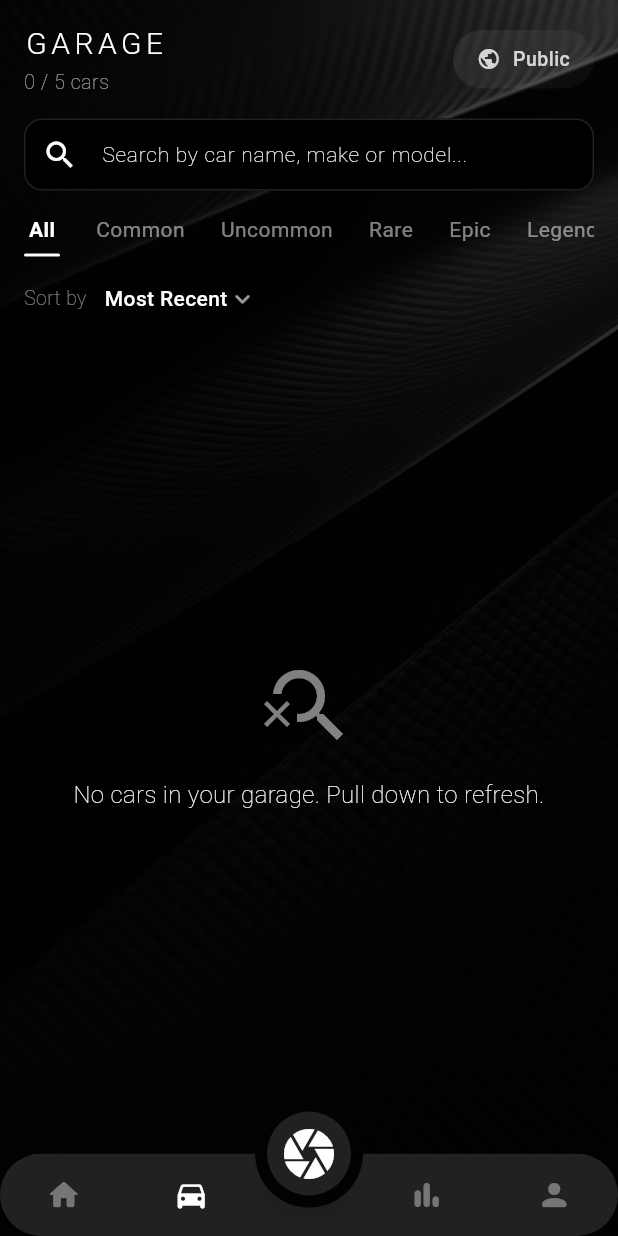
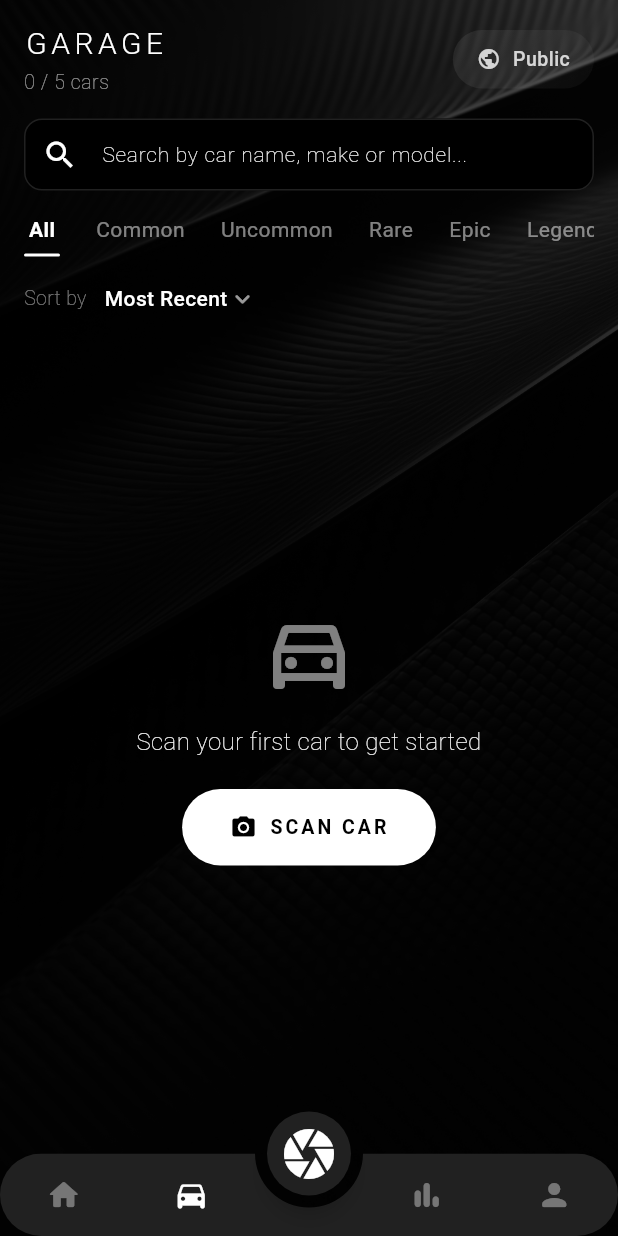
Before and after one commit to sabikrahat/riderspotr, a Flutter app: the GarageScreen screen opened by its route, on a phone screen of 412 x 824 dp. Run offline on Flutter 3.47's test engine with Material 3 defaults, Android fonts, the phone set to English and light mode, and no system bars; drawn by our look-alikes of animated_bottom_navigation_bar, toastification; our stand-ins replace camera, flutter_easyloading, flutter_image_compress, flutter_riverpod, flutter_svg, form_builder_validators and 15 more; missing offline and left inert: fast_cached_network_image, mapbox_maps_flutter, purchases_flutter, purchases_ui_flutter; accounts and stored records are empty; generated files the repository leaves out were written again; Roboto replaces fonts that are missing (Montserrat).

```diff
--- a/lib/presentation/pages/garage/garage_screen.dart
+++ b/lib/presentation/pages/garage/garage_screen.dart
@@ -15,6 +15,7 @@ import '../../widgets/shared/carbon_background.dart';
 import '../../widgets/shared/filter_chips.dart';
 import '../../widgets/shared/page_padding.dart';
 import '../../widgets/shared/search_text_field.dart';
+import '../capture/camera_screen.dart';
 
 class GarageScreen extends ConsumerStatefulWidget {
   const GarageScreen({super.key});
@@ -304,12 +305,15 @@ class _GarageScreenState extends ConsumerState<GarageScreen> {
   }
 
   Widget _buildEmptyState(List<CarSpotModel> allCars) {
+    final isEmptyGarage =
+        allCars.isEmpty && _searchQuery.isEmpty && _selectedRarity == null;
+
     return Center(
       child: Column(
         mainAxisAlignment: MainAxisAlignment.center,
         children: [
           Icon(
-            Icons.search_off,
+            isEmptyGarage ? Icons.directions_car_outlined : Icons.search_off,
             size: 64,
             color: Colors.white.withValues(alpha: 0.5),
           ),
@@ -318,7 +322,7 @@ class _GarageScreenState extends ConsumerState<GarageScreen> {
             _searchQuery.isNotEmpty || _selectedRarity != null
                 ? 'No cars found'
                 : allCars.isEmpty
-                ? 'No cars in your garage. Pull down to refresh.'
+                ? 'Scan your first car to get started'
                 : 'No cars match your filters',
             style: context.textTheme.bodyMedium?.copyWith(
               color: Colors.white,
@@ -326,8 +330,35 @@ class _GarageScreenState extends ConsumerState<GarageScreen> {
             ),
             textAlign: TextAlign.center,
           ),
+          const Gap(20),
+          if (isEmptyGarage) ...[
+            FilledButton.icon(
+              onPressed: () => context.push(CameraScreen.routeName),
+              style: FilledButton.styleFrom(
+                backgroundColor: Colors.white,
+                foregroundColor: Colors.black,
+                padding: const EdgeInsets.symmetric(
+                  horizontal: 32,
+                  vertical: 16,
+                ),
+                // shape: const RoundedRectangleBorder(),
+              ),
+              icon: const Icon(
+                Icons.camera_alt,
+                size: 18,
+              ),
+              label: Text(
+                'SCAN CAR',
+                style: context.textTheme.bodyMedium?.copyWith(
+                  color: Colors.black,
+                  fontWeight: FontWeight.w600,
+                  fontSize: 13,
+                  letterSpacing: 2,
+                ),
+              ),
+            ),
+          ],
           if (_searchQuery.isNotEmpty || _selectedRarity != null) ...[
-            const Gap(8),
             TextButton(
               onPressed: () {
                 _clearSearch();
--- a/lib/presentation/providers/auth/profile_provider.dart
+++ b/lib/presentation/providers/auth/profile_provider.dart
@@ -8,7 +8,7 @@ import '../../../services/following/following.dart';
 
 part 'profile_provider.g.dart';
 
-@Riverpod(keepAlive: true)
+@riverpod
 class ProfileNotifier extends _$ProfileNotifier {
   List<CarSpotModel> _carSpots = [];
   UserModel? _user;
--- a/lib/presentation/providers/car/map_provider.dart
+++ b/lib/presentation/providers/car/map_provider.dart
@@ -8,7 +8,7 @@ import '../../../services/car/car_service.dart';
 
 part 'map_provider.g.dart';
 
-@Riverpod(keepAlive: true)
+@riverpod
 class MapNotifier extends _$MapNotifier {
   List<CarSpotModel> _carSpots = [];
 
--- a/lib/presentation/providers/car/spot_stat_provider.dart
+++ b/lib/presentation/providers/car/spot_stat_provider.dart
@@ -5,7 +5,7 @@ import '../../../services/car/car_service.dart';
 
 part 'spot_stat_provider.g.dart';
 
-@Riverpod(keepAlive: true)
+@riverpod
 class SpotStat extends _$SpotStat {
   @override
   Future<SpotStatModel> build() async {
--- a/lib/presentation/providers/leaderboard/leaderboard_provider.dart
+++ b/lib/presentation/providers/leaderboard/leaderboard_provider.dart
@@ -8,7 +8,7 @@ import '../../../config/constants.dart';
 
 part 'leaderboard_provider.g.dart';
 
-@Riverpod(keepAlive: true)
+@riverpod
 class LeaderboardProvider extends _$LeaderboardProvider {
   final SupabaseClient _client = Supabase.instance.client;
 
--- a/lib/presentation/providers/leaderboard/user_rank_provider.dart
+++ b/lib/presentation/providers/leaderboard/user_rank_provider.dart
@@ -3,7 +3,7 @@ import 'package:riverpod_annotation/riverpod_annotation.dart';
 
 part 'user_rank_provider.g.dart';
 
-@Riverpod(keepAlive: true)
+@riverpod
 class UserRankNotifier extends _$UserRankNotifier {
   @override
   FutureOr<int> build() async {
```
Also changed, not shown: lib/presentation/pages/home/home_screen.dart (+6 -10 lines), lib/presentation/widgets/home/upgrade_promo_section.dart (added, +83 -0 lines), lib/presentation/providers/auth/profile_provider.g.dart, lib/presentation/providers/car/garage_provider.g.dart, lib/presentation/providers/car/map_provider.g.dart, lib/presentation/providers/car/spot_stat_provider.g.dart, lib/presentation/providers/leaderboard/leaderboard_provider.g.dart, lib/presentation/providers/leaderboard/user_rank_provider.g.dart.
